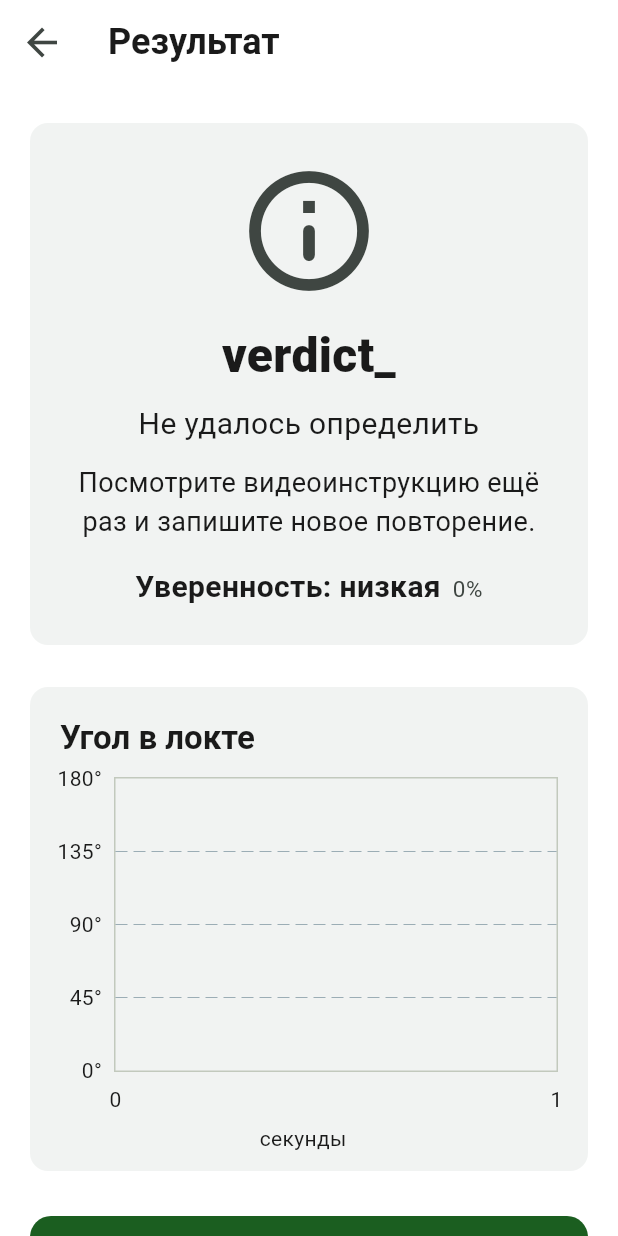
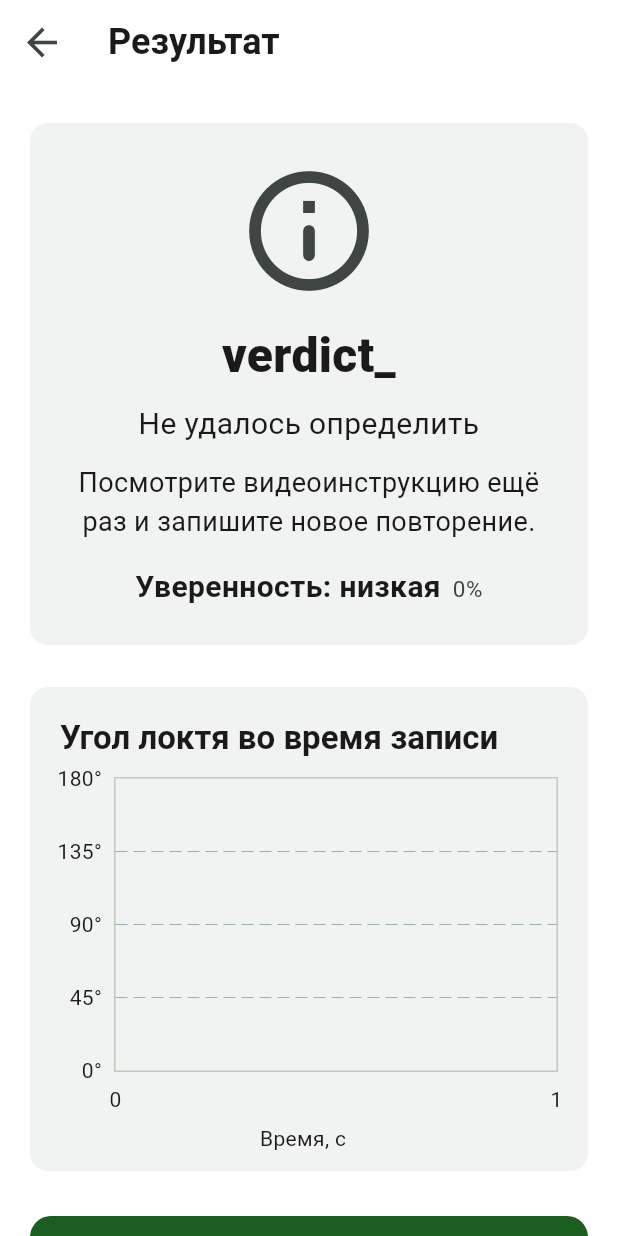
Before and after one commit to Qalau-Development/seriq-ai, a Flutter app: the ResultScreen screen opened directly with empty values, on a phone screen of 412 x 824 dp. Run offline on Flutter 3.47's test engine with Material 3 defaults, Android fonts, the phone set to English and light mode, and no system bars; our stand-ins replace image_picker, material_ui, shared_preferences, video_player; accounts and stored records are empty.

Commit message:
Тексты приложения сверены с сайтом, на графике подсказка о разрывах

```diff
--- a/apps/mobile/lib/core/strings.dart
+++ b/apps/mobile/lib/core/strings.dart
@@ -25,11 +25,11 @@ class Strings {
     'instruction_step_4':
         'Одно такое движение — одно повторение. Записывайте каждое повторение отдельно.',
     'tips_title': 'Как снимать',
-    'tip_1':
+    'tip_1': 'Камера сбоку от вас, на уровне стола.',
+    'tip_2':
         'Камера сбоку на уровне стола. Локоть на столе, предплечье и кулак целиком в кадре, ничем не закрыты.',
-    'tip_2': 'Хорошее освещение, телефон неподвижен.',
-    'tip_3': 'Лицо в кадр попадать не должно.',
-    'tip_4': 'Одно повторение — одна запись.',
+    'tip_3': 'Хорошее освещение, телефон неподвижен.',
+    'tip_4': 'Лицо в кадр попадать не должно.',
     'ready': 'Я готов',
     'session_title': 'Занятие',
     'session_hint': 'Запишите одно повторение или выберите видео из галереи.',
@@ -39,8 +39,7 @@ class Strings {
     'pick_video': 'Выбрать видео',
     'upload_formats': 'MP4, MOV или WEBM, до 100 МБ, от 2 до 60 секунд',
     'analyzing': 'Анализируем движение…',
-    'analyzing_hint':
-        'Обычно это занимает несколько секунд. Не закрывайте приложение.',
+    'analyzing_hint': 'Не закрывайте приложение.',
     'result_title': 'Результат',
     'another_attempt': 'Ещё повторение',
     'watch_instruction': 'Посмотреть инструкцию',
@@ -56,8 +55,9 @@ class Strings {
     'confidence_high': 'высокая',
     'confidence_medium': 'средняя',
     'confidence_low': 'низкая',
-    'chart_title': 'Угол в локте',
-    'chart_seconds': 'секунды',
+    'chart_title': 'Угол локтя во время записи',
+    'chart_x_label': 'Время, с',
+    'chart_gap_hint': 'Разрывы линии — моменты, когда рука не была видна.',
     'mock_badge': 'Тестовые данные — не результат модели',
     'warnings_title': 'Подсказки по съёмке',
     'warning_arm_not_visible':
@@ -129,11 +129,11 @@ class Strings {
     'instruction_step_4':
         'Осындай бір қозғалыс — бір қайталау. Әр қайталауды бөлек жазыңыз.',
     'tips_title': 'Қалай түсіру керек',
-    'tip_1':
+    'tip_1': 'Камера сіздің бүйіріңізде, үстел деңгейінде.',
+    'tip_2':
         'Камера бүйірде, үстел деңгейінде. Шынтақ үстелде, білек пен жұдырық кадрда толық көрінеді, ештеңемен жабылмаған.',
-    'tip_2': 'Жарық жақсы, телефон қозғалмайды.',
-    'tip_3': 'Бет кадрға түспеуі керек.',
-    'tip_4': 'Бір қайталау — бір жазба.',
+    'tip_3': 'Жарық жақсы, телефон қозғалмайды.',
+    'tip_4': 'Бет кадрға түспеуі керек.',
     'ready': 'Мен дайынмын',
     'session_title': 'Сабақ',
     'session_hint': 'Бір қайталауды жазыңыз немесе галереядан бейне таңдаңыз.',
@@ -143,7 +143,7 @@ class Strings {
     'pick_video': 'Бейне таңдау',
     'upload_formats': 'MP4, MOV немесе WEBM, 100 МБ-қа дейін, 2–60 секунд',
     'analyzing': 'Қозғалыс талдануда…',
-    'analyzing_hint': 'Әдетте бұл бірнеше секунд алады. Қосымшаны жаппаңыз.',
+    'analyzing_hint': 'Қосымшаны жаппаңыз.',
     'result_title': 'Нәтиже',
     'another_attempt': 'Тағы бір қайталау',
     'watch_instruction': 'Нұсқаулықты көру',
@@ -159,8 +159,9 @@ class Strings {
     'confidence_high': 'жоғары',
     'confidence_medium': 'орташа',
     'confidence_low': 'төмен',
-    'chart_title': 'Шынтақтағы бұрыш',
-    'chart_seconds': 'секунд',
+    'chart_title': 'Жазба кезіндегі шынтақ бұрышы',
+    'chart_x_label': 'Уақыт, с',
+    'chart_gap_hint': 'Сызықтағы үзілістер — қол көрінбеген сәттер.',
     'mock_badge': 'Сынақ деректері — модель нәтижесі емес',
     'warnings_title': 'Түсіру бойынша кеңестер',
     'warning_arm_not_visible':
--- a/apps/mobile/lib/widgets/angle_chart.dart
+++ b/apps/mobile/lib/widgets/angle_chart.dart
@@ -81,7 +81,11 @@ class AngleChart extends StatelessWidget {
           ),
         ),
         const SizedBox(height: 4),
-        Center(child: Text(tr('chart_seconds'), style: axisStyle)),
+        Center(child: Text(tr('chart_x_label'), style: axisStyle)),
+        if (series.values.contains(null)) ...[
+          const SizedBox(height: 8),
+          Text(tr('chart_gap_hint'), style: const TextStyle(fontSize: 16)),
+        ],
       ],
     );
   }
```
